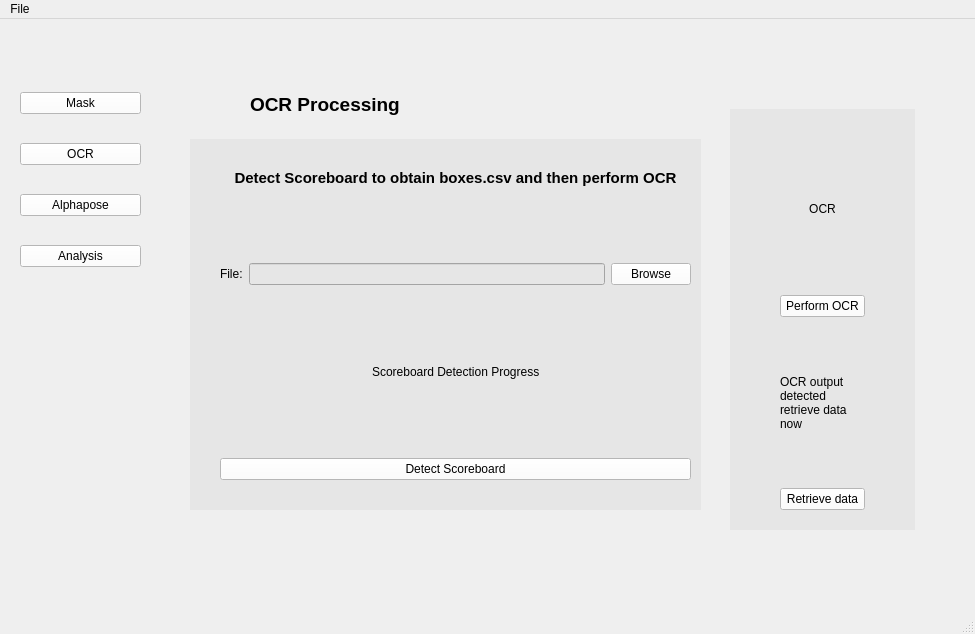
The window that mainWindow.ui (nwhloo99/FencingGUI) describes before a commit, drawn with Qt 5.
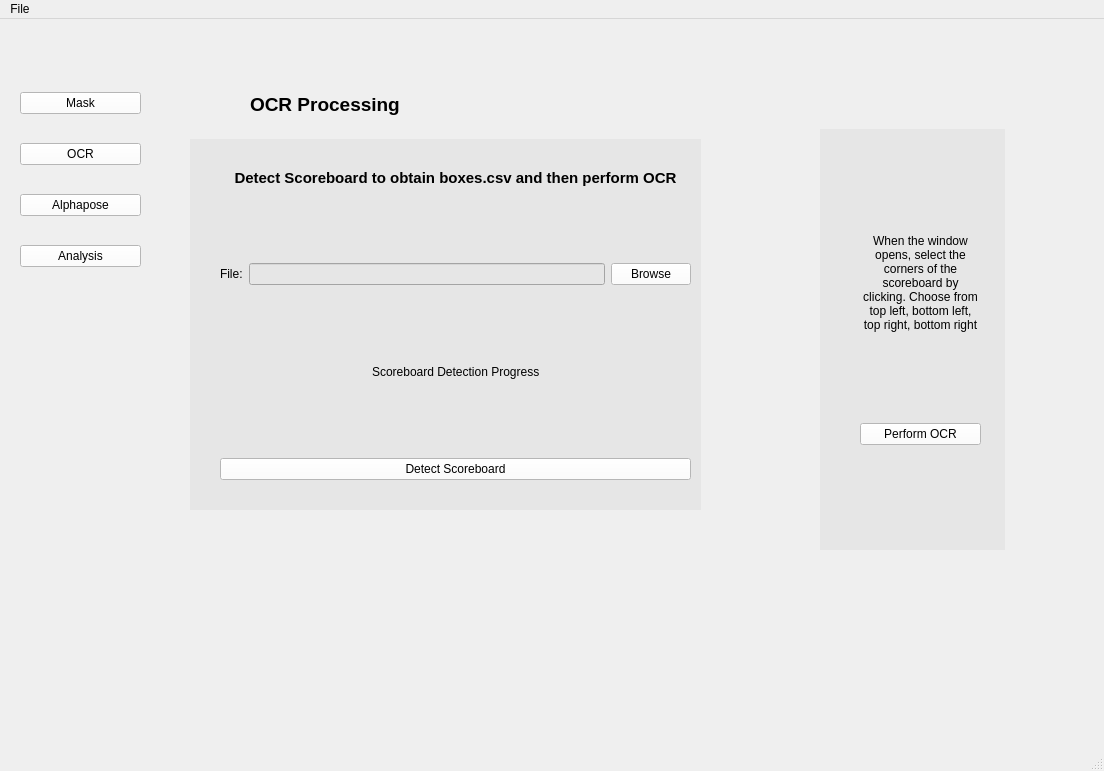
The same window after the commit.

Commit message: Add points to window on user click

What changed in the file:
```diff
--- a/mainWindow.ui
+++ b/mainWindow.ui
@@ -6,8 +6,8 @@
    <rect>
     <x>0</x>
     <y>0</y>
-    <width>975</width>
-    <height>634</height>
+    <width>1104</width>
+    <height>771</height>
    </rect>
   </property>
   <property name="windowTitle">
@@ -19,8 +19,8 @@
      <rect>
       <x>160</x>
       <y>0</y>
-      <width>811</width>
-      <height>611</height>
+      <width>941</width>
+      <height>741</height>
      </rect>
     </property>
     <property name="currentIndex">
@@ -188,8 +188,8 @@
      <widget class="QWidget" name="OCRButtons" native="true">
       <property name="geometry">
        <rect>
-        <x>570</x>
-        <y>90</y>
+        <x>660</x>
+        <y>110</y>
         <width>185</width>
         <height>421</height>
        </rect>
@@ -203,23 +203,52 @@
       <widget class="QWidget" name="layoutWidget">
        <property name="geometry">
         <rect>
-         <x>50</x>
+         <x>40</x>
          <y>20</y>
-         <width>85</width>
+         <width>121</width>
          <height>381</height>
         </rect>
        </property>
        <layout class="QVBoxLayout" name="verticalLayout">
+        <item>
+         <spacer name="verticalSpacer_9">
+          <property name="orientation">
+           <enum>Qt::Vertical</enum>
+          </property>
+          <property name="sizeHint" stdset="0">
+           <size>
+            <width>20</width>
+            <height>40</height>
+           </size>
+          </property>
+         </spacer>
+        </item>
         <item>
          <widget class="QLabel" name="label_3">
           <property name="text">
-           <string>OCR</string>
+           <string>When the window opens, select the corners of the scoreboard by clicking. Choose from top left, bottom left, top right, bottom right</string>
           </property>
           <property name="alignment">
            <set>Qt::AlignCenter</set>
           </property>
+          <property name="wordWrap">
+           <bool>true</bool>
+          </property>
          </widget>
         </item>
+        <item>
+         <spacer name="verticalSpacer_8">
+          <property name="orientation">
+           <enum>Qt::Vertical</enum>
+          </property>
+          <property name="sizeHint" stdset="0">
+           <size>
+            <width>20</width>
+            <height>40</height>
+           </size>
+          </property>
+         </spacer>
+        </item>
         <item>
          <widget class="QPushButton" name="performOCRButton">
           <property name="styleSheet">
@@ -231,27 +260,17 @@
          </widget>
         </item>
         <item>
-         <widget class="QLabel" name="label_4">
-          <property name="text">
-           <string>OCR output detected retrieve data now</string>
+         <spacer name="verticalSpacer_7">
+          <property name="orientation">
+           <enum>Qt::Vertical</enum>
           </property>
-          <property name="scaledContents">
-           <bool>false</bool>
+          <property name="sizeHint" stdset="0">
+           <size>
+            <width>20</width>
+            <height>40</height>
+           </size>
           </property>
-          <property name="wordWrap">
-           <bool>true</bool>
-          </property>
-         </widget>
-        </item>
-        <item>
-         <widget class="QPushButton" name="retrieveOCRDataButton">
-          <property name="styleSheet">
-           <string notr="true">background-color: rgb(255, 255, 255);</string>
-          </property>
-          <property name="text">
-           <string>Retrieve data</string>
-          </property>
-         </widget>
+         </spacer>
         </item>
        </layout>
       </widget>
@@ -673,7 +692,7 @@
       <x>0</x>
       <y>0</y>
       <width>161</width>
-      <height>601</height>
+      <height>741</height>
      </rect>
     </property>
     <widget class="QWidget" name="layoutWidget">
@@ -759,7 +778,7 @@
     <rect>
      <x>0</x>
      <y>0</y>
-     <width>975</width>
+     <width>1104</width>
      <height>22</height>
     </rect>
    </property>
```
Left out of the diff: 2 changed lines with no effect on the pictures. The commit also changes 2 other files.
